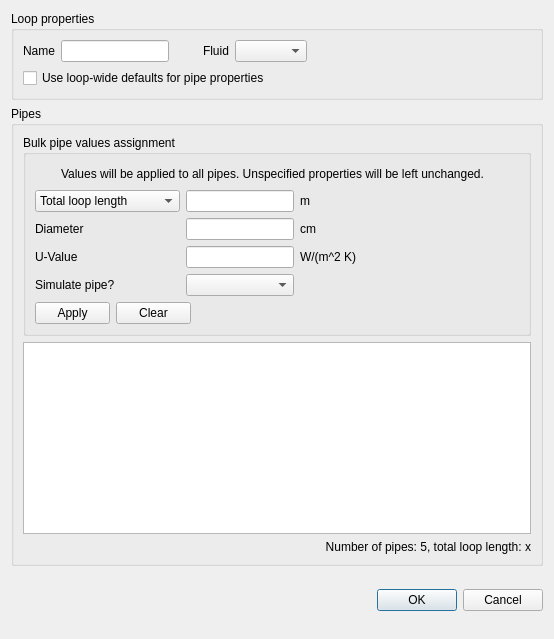
Qt form trnsysGUI/hydraulicLoops/_dialogs/edit/_dialog.ui (SPF-OST/pytrnsys_gui) before a commit.
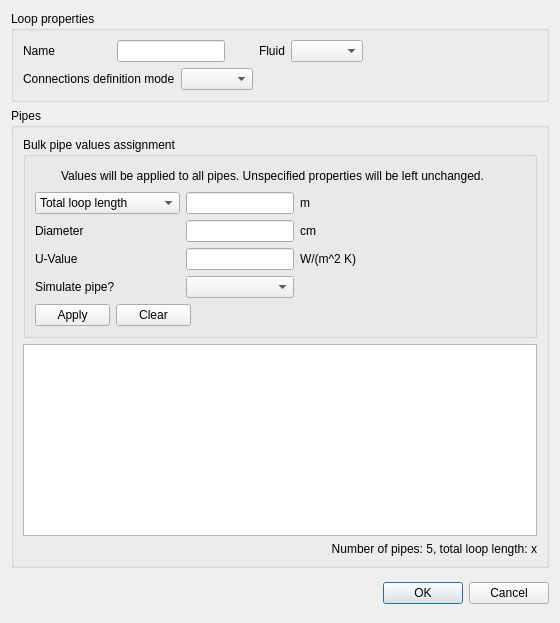
The same form after that commit. Icons and pictures are not drawn.

Commit message: Add new loop option for loop-wide dummies.

The edit to the form file:
```diff
--- a/trnsysGUI/hydraulicLoops/_dialogs/edit/_dialog.ui
+++ b/trnsysGUI/hydraulicLoops/_dialogs/edit/_dialog.ui
@@ -6,8 +6,8 @@
    <rect>
     <x>0</x>
     <y>0</y>
-    <width>554</width>
-    <height>639</height>
+    <width>560</width>
+    <height>623</height>
    </rect>
   </property>
   <property name="sizePolicy">
@@ -31,8 +31,10 @@
      <property name="title">
       <string>Loop properties</string>
      </property>
-     <layout class="QVBoxLayout" name="verticalLayout_4">
+     <layout class="QHBoxLayout" name="horizontalLayout_9">
       <item>
+       <layout class="QGridLayout" name="gridLayout_2">
+        <item row="0" column="0">
        <layout class="QHBoxLayout" name="horizontalLayout_2">
         <item>
          <widget class="QLabel" name="loopNameLabel">
@@ -47,6 +49,19 @@
           </property>
          </widget>
         </item>
+          <item>
+           <spacer name="horizontalSpacer">
+            <property name="orientation">
+             <enum>Qt::Horizontal</enum>
+            </property>
+            <property name="sizeHint" stdset="0">
+             <size>
+              <width>40</width>
+              <height>20</height>
+             </size>
+            </property>
+           </spacer>
+          </item>
         <item>
          <widget class="QLineEdit" name="loopName">
           <property name="sizePolicy">
@@ -73,22 +88,10 @@
           </property>
          </widget>
         </item>
-        <item>
-         <spacer name="horizontalSpacer">
-          <property name="orientation">
-           <enum>Qt::Horizontal</enum>
-          </property>
-          <property name="sizeType">
-           <enum>QSizePolicy::Maximum</enum>
-          </property>
-          <property name="sizeHint" stdset="0">
-           <size>
-            <width>0</width>
-            <height>19</height>
-           </size>
-          </property>
-         </spacer>
+         </layout>
         </item>
+        <item row="0" column="1">
+         <layout class="QHBoxLayout" name="horizontalLayout_8">
         <item>
          <widget class="QLabel" name="fluidLabel">
           <property name="sizePolicy">
@@ -112,36 +115,36 @@
           </property>
          </widget>
         </item>
+         </layout>
+        </item>
+        <item row="1" column="0">
+         <layout class="QHBoxLayout" name="horizontalLayout_7">
         <item>
-         <spacer name="horizontalSpacer_5">
+           <widget class="QLabel" name="label_7">
+            <property name="text">
+             <string>Connections definition mode</string>
+            </property>
+           </widget>
+          </item>
+          <item>
+           <widget class="QComboBox" name="connectionsDefinitionModeComboBox"/>
+          </item>
+         </layout>
+        </item>
+       </layout>
+      </item>
+      <item>
+       <spacer name="horizontalSpacer_3">
           <property name="orientation">
            <enum>Qt::Horizontal</enum>
           </property>
-          <property name="sizeType">
-           <enum>QSizePolicy::Expanding</enum>
-          </property>
           <property name="sizeHint" stdset="0">
            <size>
-            <width>130</width>
-            <height>19</height>
+          <width>148</width>
+          <height>20</height>
            </size>
           </property>
          </spacer>
-        </item>
-       </layout>
-      </item>
-      <item>
-       <widget class="QCheckBox" name="useLoopWideDefaultsCheckBox">
-        <property name="sizePolicy">
-         <sizepolicy hsizetype="Minimum" vsizetype="Fixed">
-          <horstretch>0</horstretch>
-          <verstretch>0</verstretch>
-         </sizepolicy>
-        </property>
-        <property name="text">
-         <string>Use loop-wide defaults for pipe properties</string>
-        </property>
-       </widget>
       </item>
      </layout>
     </widget>
```
Lines whose indentation alone changed are shown as unchanged. The commit also changes 15 other files.
